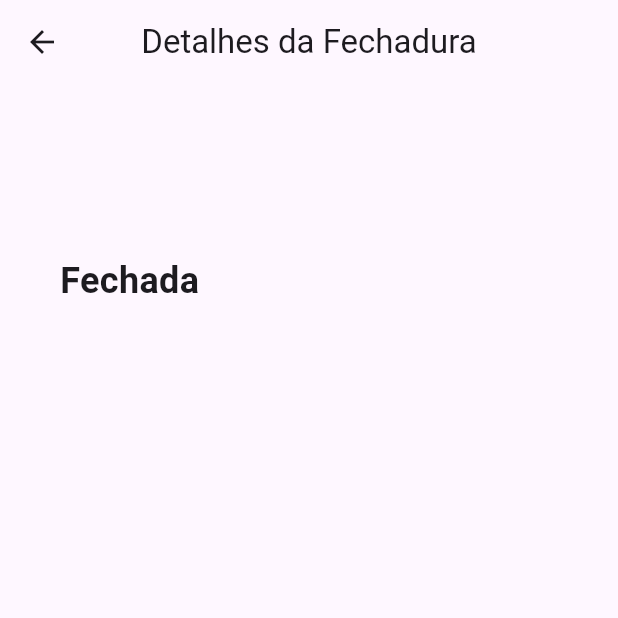
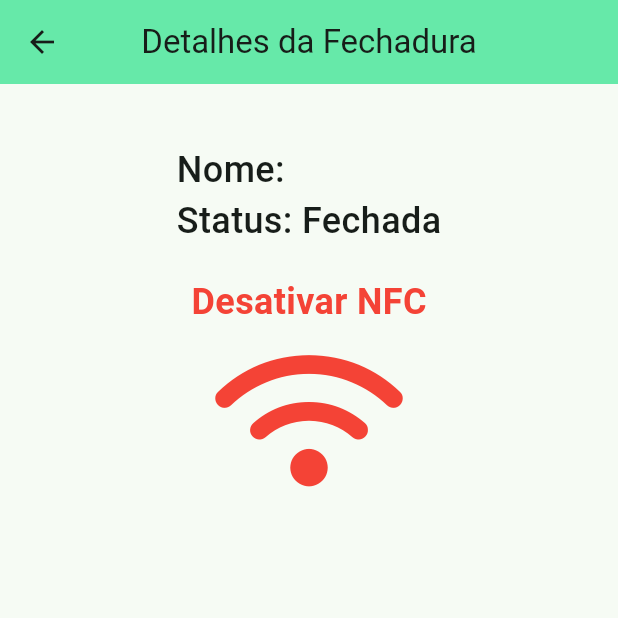
Before and after one commit to higorito/trava-nfc, a Flutter app: the DetalhesPage screen opened directly with empty values, on a phone screen of 412 x 824 dp, the top half of it. Run offline on Flutter 3.47's test engine with Material 3 defaults, Android fonts, the phone set to English and light mode, and no system bars; our stand-ins replace dio, flutter_svg, font_awesome_flutter, lottie; network calls fail.

Commit message:
finished v1

```diff
--- a/lib/src/pages/add_fechadura/add_fechadura_page.dart
+++ b/lib/src/pages/add_fechadura/add_fechadura_page.dart
@@ -8,11 +8,11 @@ class AddFechaduraPage extends StatelessWidget {
   Widget build(BuildContext context) {
     return Scaffold(
       appBar: AppBar(
-        title: Text('Adicionar Fechadura'),
+        title: const Text('Adicionar Fechadura'),
         centerTitle: true,
       ),
       body: Padding(
-        padding: EdgeInsets.all(16.0),
+        padding: const EdgeInsets.all(16.0),
         child: LockForm(),
       ),
     );
--- a/lib/src/pages/detalhes/detalhes_page.dart
+++ b/lib/src/pages/detalhes/detalhes_page.dart
@@ -1,45 +1,109 @@
 import 'package:flutter/material.dart';
+import 'package:font_awesome_flutter/font_awesome_flutter.dart';
 import 'package:trava_nfc/src/data/models/fechadura_model.dart';
 
-class DetalhesPage extends StatelessWidget {
-  const DetalhesPage({super.key, required this.fechadura});
+class DetalhesPage extends StatefulWidget {
+  DetalhesPage({super.key, required this.fechadura});
 
   final FechaduraModel fechadura;
 
   @override
+  State<DetalhesPage> createState() => _DetalhesPageState();
+}
+
+class _DetalhesPageState extends State<DetalhesPage> {
+  var status = '';
+
+  bool _ligado = false;
+
+  @override
   Widget build(BuildContext context) {
+    if (widget.fechadura.status == true) {
+      status = "Aberta";
+    } else {
+      status = "Fechada";
+    }
+
     return Scaffold(
       appBar: AppBar(
         title: const Text('Detalhes da Fechadura'),
         centerTitle: true,
+        elevation: 1,
+        backgroundColor: Colors.greenAccent,
       ),
-      body: Container(
+      body: Center(
+        child: Container(
           margin: const EdgeInsets.all(20),
           child: Column(
+            crossAxisAlignment: CrossAxisAlignment.center,
             children: [
               Container(
                 margin: const EdgeInsets.all(20),
                 child: Text(
-                fechadura.nome,
+                  'Nome: ${widget.fechadura.nome} \nStatus: $status',
                   style: const TextStyle(
                     fontSize: 24,
-                  fontWeight: FontWeight.w700,
+                    fontWeight: FontWeight.w500,
                   ),
                 ),
               ),
-            Container(
-              margin: const EdgeInsets.all(20),
-              child: Text(
-                (fechadura.status ? 'Aberta' : 'Fechada'),
-                style: const TextStyle(
+              (_ligado == true)
+                  ? Column(
+                      children: [
+                        const Text(
+                          "Ativar NFC",
+                          style: TextStyle(
                               fontSize: 24,
                               fontWeight: FontWeight.w700,
+                              color: Colors.green),
                         ),
+                        const SizedBox(height: 12.0),
+                        InkWell(
+                          onTap: _ligarNFC,
+                          child: const FaIcon(
+                            FontAwesomeIcons.wifi,
+                            size: 100,
+                            color: Colors.green,
+                          ),
+                        ),
+                      ],
+                    )
+                  : Column(
+                      children: [
+                        const Text(
+                          "Desativar NFC",
+                          style: TextStyle(
+                              fontSize: 24,
+                              fontWeight: FontWeight.w700,
+                              color: Colors.red),
+                        ),
+                        const SizedBox(height: 12.0),
+                        InkWell(
+                          onTap: _desligarNFC,
+                          child: const FaIcon(
+                            FontAwesomeIcons.wifi,
+                            size: 100,
+                            color: Colors.red,
                           ),
                         ),
                       ],
                     ),
+            ],
+          ),
+        ),
       ),
     );
   }
+
+  Future<void> _ligarNFC() async {
+    setState(() {
+      _ligado = false;
+    });
   }
+
+  void _desligarNFC() {
+    setState(() {
+      _ligado = true;
+    });
+  }
+}
--- a/lib/src/pages/home/widgets/detalhes_fechaduras.dart
+++ b/lib/src/pages/home/widgets/detalhes_fechaduras.dart
@@ -11,7 +11,7 @@ class DetalhesFechaduras extends StatelessWidget {
   @override
   Widget build(BuildContext context) {
     return Container(
-      margin: EdgeInsets.all(6),
+      margin: const EdgeInsets.all(6),
       padding: const EdgeInsets.all(12),
       decoration: BoxDecoration(
         color: const Color(0xFFA3FCC1),
--- a/pubspec.yaml
+++ b/pubspec.yaml
@@ -38,6 +38,8 @@ dependencies:
   flutter_svg: ^2.0.7
   font_awesome_flutter: ^10.5.0
   lottie: ^2.6.0
+  dio: ^5.3.4
+  intl: ^0.18.1
 
 dev_dependencies:
   flutter_test:
```
Also changed, not shown: lib/src/data/models/log_model.dart (added, +37 -0 lines), lib/src/data/models/usuario_model.dart (added, +35 -0 lines), lib/src/data/repositories/fechadura_repository.dart (+3 -18 lines), lib/src/data/repositories/log_repository.dart (added, +32 -0 lines), lib/src/data/repositories/usuario_repository.dart (added, +33 -0 lines), lib/src/myApp.dart (+12 -2 lines), lib/src/pages/historico/HistoricoPage.dart (+46 -6 lines), lib/src/pages/home/drawer_custom.dart (+4 -3 lines), lib/src/pages/home/home_page.dart (+13 -11 lines), lib/src/pages/login/login_page.dart (added, +140 -0 lines), imgs/1.png (added), imgs/2.png (added), imgs/3.png (added), imgs/4.png (added), 2 more files, 1 other file. Lines whose indentation alone changed are shown as unchanged.
